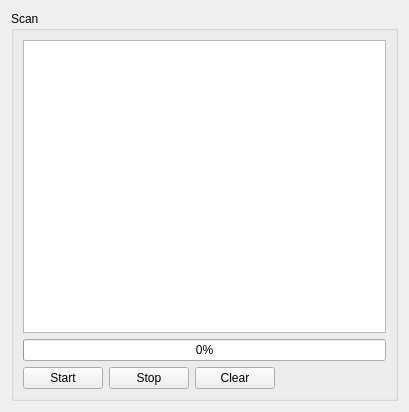
Above: QLinBus/qlinbus.ui from pr4u4t/automatron3000 before the change. Below: the same form after it.
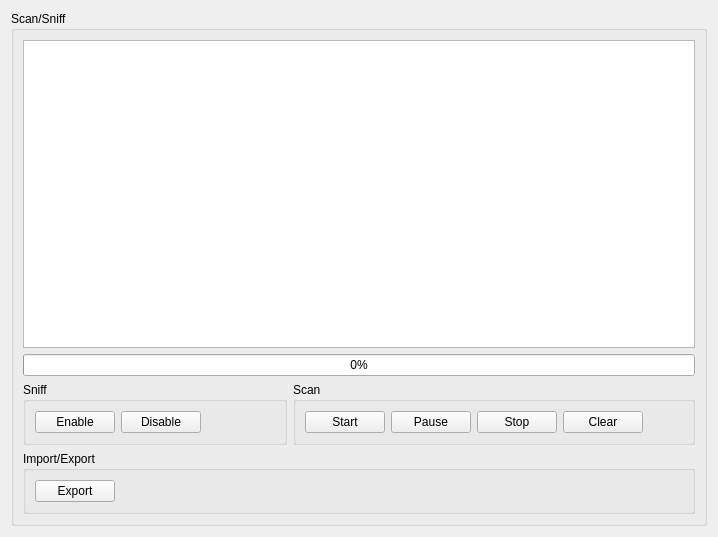
That is the form after the change.

What changed in the file:
```diff
--- a/QLinBus/qlinbus.ui
+++ b/QLinBus/qlinbus.ui
@@ -6,8 +6,8 @@
    <rect>
     <x>0</x>
     <y>0</y>
-    <width>409</width>
-    <height>412</height>
+    <width>718</width>
+    <height>537</height>
    </rect>
   </property>
   <property name="windowTitle">
@@ -17,7 +17,7 @@
    <item>
     <widget class="QGroupBox" name="groupBox_2">
      <property name="title">
-      <string>Scan</string>
+      <string>Scan/Sniff</string>
      </property>
      <layout class="QVBoxLayout" name="verticalLayout_2">
       <item>
@@ -58,12 +58,61 @@
       <item>
        <layout class="QHBoxLayout" name="horizontalLayout">
         <item>
+         <widget class="QGroupBox" name="groupBox_3">
+          <property name="title">
+           <string>Sniff</string>
+          </property>
+          <layout class="QHBoxLayout" name="horizontalLayout_3">
+           <item>
+            <widget class="QPushButton" name="sniffEnable">
+             <property name="text">
+              <string>Enable</string>
+             </property>
+            </widget>
+           </item>
+           <item>
+            <widget class="QPushButton" name="sniffDisable">
+             <property name="text">
+              <string>Disable</string>
+             </property>
+            </widget>
+           </item>
+           <item>
+            <spacer name="horizontalSpacer">
+             <property name="orientation">
+              <enum>Qt::Horizontal</enum>
+             </property>
+             <property name="sizeHint" stdset="0">
+              <size>
+               <width>40</width>
+               <height>20</height>
+              </size>
+             </property>
+            </spacer>
+           </item>
+          </layout>
+         </widget>
+        </item>
+        <item>
+         <widget class="QGroupBox" name="groupBox">
+          <property name="title">
+           <string>Scan</string>
+          </property>
+          <layout class="QHBoxLayout" name="horizontalLayout_2">
+           <item>
          <widget class="QPushButton" name="startButton">
           <property name="text">
            <string>Start</string>
           </property>
          </widget>
         </item>
+           <item>
+            <widget class="QPushButton" name="pauseButton">
+             <property name="text">
+              <string>Pause</string>
+             </property>
+            </widget>
+           </item>
         <item>
          <widget class="QPushButton" name="stopButton">
           <property name="text">
@@ -79,7 +128,7 @@
          </widget>
         </item>
         <item>
-         <spacer name="horizontalSpacer">
+            <spacer name="horizontalSpacer_2">
           <property name="orientation">
            <enum>Qt::Horizontal</enum>
           </property>
@@ -92,6 +141,38 @@
          </spacer>
         </item>
        </layout>
+         </widget>
+        </item>
+       </layout>
+      </item>
+      <item>
+       <widget class="QGroupBox" name="groupBox_4">
+        <property name="title">
+         <string>Import/Export</string>
+        </property>
+        <layout class="QHBoxLayout" name="horizontalLayout_4">
+         <item>
+          <widget class="QPushButton" name="exportJson">
+           <property name="text">
+            <string>Export</string>
+           </property>
+          </widget>
+         </item>
+         <item>
+          <spacer name="horizontalSpacer_3">
+           <property name="orientation">
+            <enum>Qt::Horizontal</enum>
+           </property>
+           <property name="sizeHint" stdset="0">
+            <size>
+             <width>40</width>
+             <height>20</height>
+            </size>
+           </property>
+          </spacer>
+         </item>
+        </layout>
+       </widget>
       </item>
      </layout>
     </widget>
```
Lines whose indentation alone changed are shown as unchanged.
